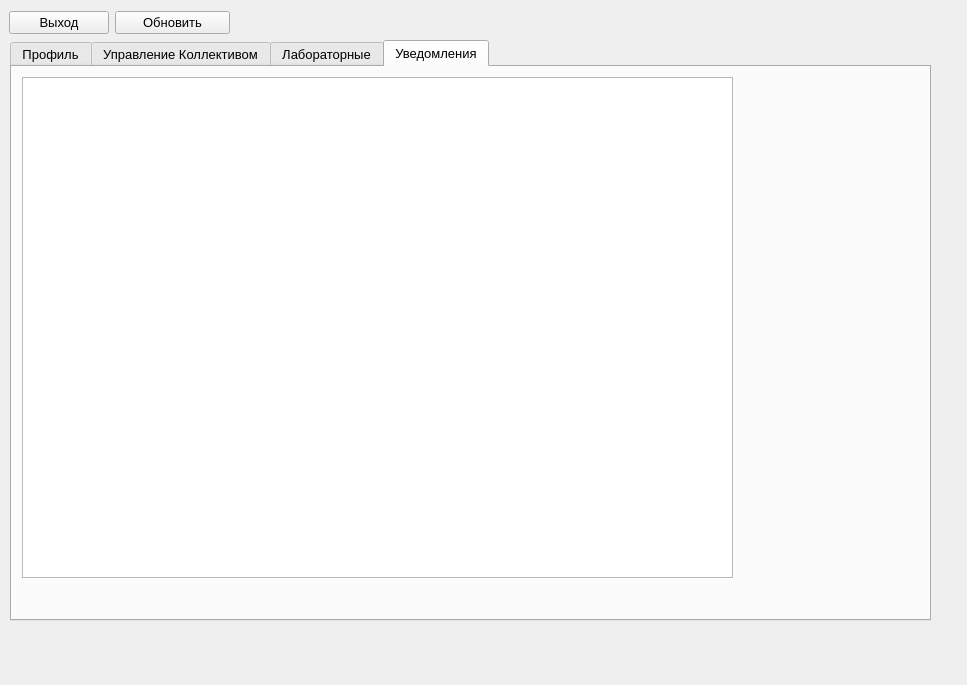
First picture: the form in studentdialog.ui, repository Knigan/DB3, before the edit.
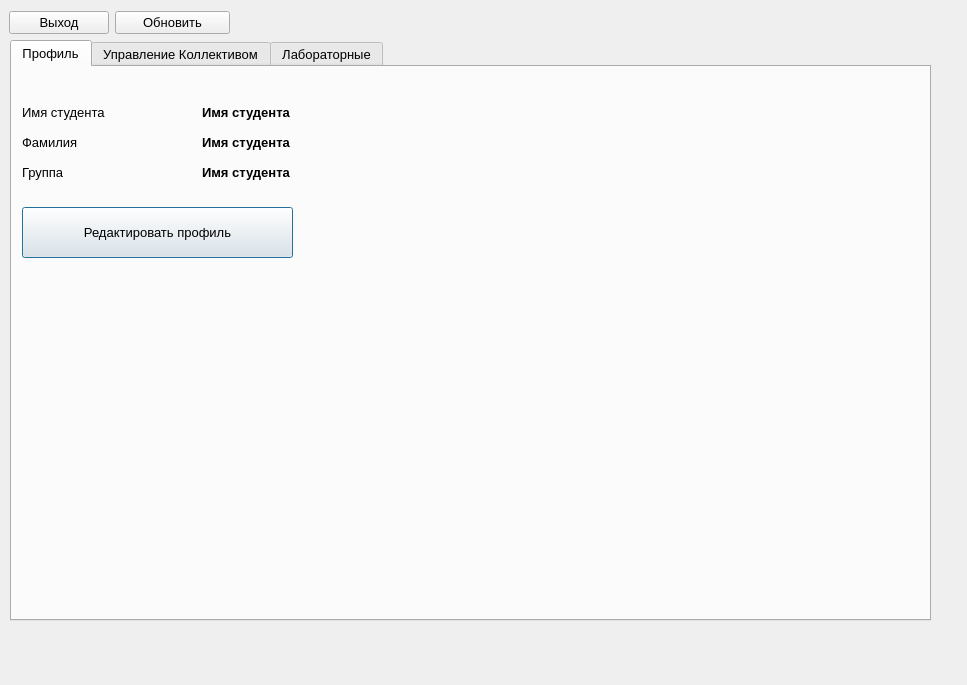
Second picture: the form after the edit. The open tabs and pages were chosen to show the change.

```diff
--- a/studentdialog.ui
+++ b/studentdialog.ui
@@ -514,23 +514,8 @@
      </item>
     </layout>
    </widget>
-   <widget class="QWidget" name="tab_3">
-    <attribute name="title">
-     <string>Уведомления</string>
-    </attribute>
-    <widget class="QTableWidget" name="notificationTable">
-     <property name="geometry">
-      <rect>
-       <x>10</x>
-       <y>10</y>
-       <width>711</width>
-       <height>501</height>
-      </rect>
-     </property>
-    </widget>
-   </widget>
   </widget>
-  <widget class="QWidget" name="">
+  <widget class="QWidget" name="layoutWidget">
    <property name="geometry">
     <rect>
      <x>9</x>
```
Left out of the diff: 2 changed lines with no effect on the pictures.
